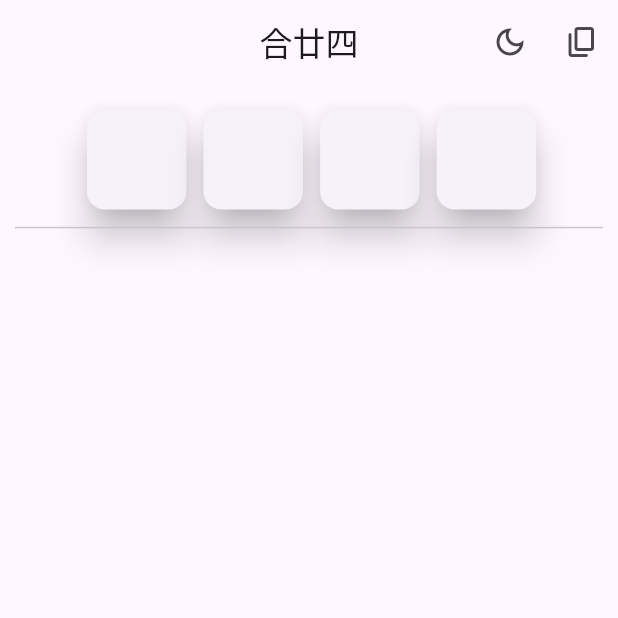
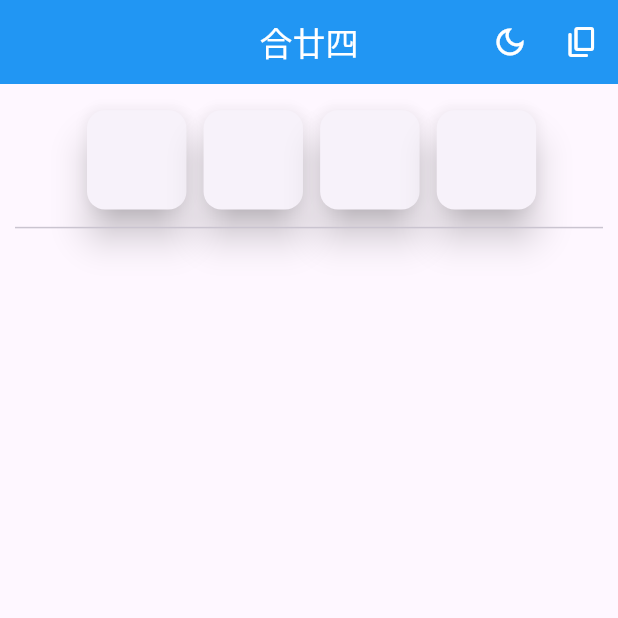
Before and after one commit to jkclee123/combine24, a Flutter app: the screen it shows after launch, on a phone screen of 412 x 824 dp, the top half of it. Run offline on Flutter 3.47's test engine with Material 3 defaults, Android fonts, the phone set to English and light mode, and no system bars; our stand-ins replace equatable, flutter_bloc, keyboard_actions, responsive_grid, tuple; missing offline and left inert: function_tree.

Commit message:
upgrade, web app started

```diff
--- a/lib/app.dart
+++ b/lib/app.dart
@@ -5,7 +5,7 @@ import 'package:flutter_bloc/flutter_bloc.dart';
 import 'package:combine24/theme_cubit.dart';
 
 class App extends StatelessWidget {
-  const App({Key? key}) : super(key: key);
+  const App({super.key});
 
   @override
   Widget build(BuildContext context) {
--- a/lib/main.dart
+++ b/lib/main.dart
@@ -4,8 +4,6 @@ import 'package:flutter_bloc/flutter_bloc.dart';
 import 'package:combine24/app_bloc_observer.dart';
 
 void main() {
-  BlocOverrides.runZoned(
-    () => runApp(const App()),
-    blocObserver: AppBlocObserver(),
-  );
+  Bloc.observer = AppBlocObserver();
+  runApp(const App());
 }
--- a/lib/pages/home/home_page.dart
+++ b/lib/pages/home/home_page.dart
@@ -4,7 +4,7 @@ import 'package:flutter/material.dart';
 import 'package:flutter_bloc/flutter_bloc.dart';
 
 class HomePage extends StatelessWidget {
-  const HomePage({Key? key}) : super(key: key);
+  const HomePage({super.key});
 
   @override
   Widget build(BuildContext context) {
--- a/lib/pages/home/views/formula_keyboard.dart
+++ b/lib/pages/home/views/formula_keyboard.dart
@@ -14,12 +14,12 @@ class FormulaKeyboard extends StatefulWidget
   final List<String> cardList;
   final BuildContext context;
   FormulaKeyboard({
-    Key? key,
+    super.key,
     required this.notifier,
     required this.focusNode,
     required this.cardList,
     required this.context,
-  }) : super(key: key);
+  });
 
   double get preferredHeight {
     double width = MediaQuery.of(context).size.width;
@@ -34,7 +34,7 @@ class FormulaKeyboard extends StatefulWidget
   Size get preferredSize => Size.fromHeight(preferredHeight);
 
   @override
-  _FormulaKeyboardState createState() => _FormulaKeyboardState();
+  State<FormulaKeyboard> createState() => _FormulaKeyboardState();
 }
 
 class _FormulaKeyboardState extends State<FormulaKeyboard> {
--- a/lib/pages/home/views/home_view.dart
+++ b/lib/pages/home/views/home_view.dart
@@ -15,10 +15,10 @@ import 'package:responsive_grid/responsive_grid.dart';
 import 'package:keyboard_actions/keyboard_actions.dart';
 
 class HomeView extends StatefulWidget {
-  const HomeView({Key? key}) : super(key: key);
+  const HomeView({super.key});
 
   @override
-  _HomeViewState createState() => _HomeViewState();
+  State<HomeView> createState() => _HomeViewState();
 }
 
 class _HomeViewState extends State<HomeView> {
@@ -79,9 +79,13 @@ class _HomeViewState extends State<HomeView> {
     // BlocProvider.of<HomeBloc>(context).add(HomeTestEvent());
     return BlocBuilder<HomeBloc, HomeState>(builder: (_, state) {
       return RefreshIndicator(
-        onRefresh: () => Future.delayed(
+        onRefresh: () {
+          final homeBloc = context.read<HomeBloc>();
+          return Future.delayed(
             const Duration(seconds: Const.refreshDelay),
-            () => BlocProvider.of<HomeBloc>(context).add(HomeResetEvent())),
+            () => homeBloc.add(HomeResetEvent()),
+          );
+        },
         child: Scaffold(
           appBar: _buildAppBar(context),
           body: SafeArea(
@@ -258,13 +262,13 @@ class _HomeViewState extends State<HomeView> {
           return Stack(children: list);
         }
       },
+      switchInCurve: Curves.easeInBack,
+      switchOutCurve: Curves.easeInBack.flipped,
       child: solutionMaskList[index]
           ? _buildSolutionCard(context, index)
           : hintMaskList[index]
               ? _buildHintCard(context, index)
               : _buildEmptySolutionCard(context, index),
-      switchInCurve: Curves.easeInBack,
-      switchOutCurve: Curves.easeInBack.flipped,
     );
   }
 
@@ -389,8 +393,8 @@ class _HomeViewState extends State<HomeView> {
             isUnder ? min(rotateAnim.value, pi / 2) : rotateAnim.value;
         return Transform(
           transform: Matrix4.rotationX(value)..setEntry(3, 1, tilt),
+          alignment: Alignment.center,
           child: widget,
-          alignment: Alignment.center,
         );
       },
     );
--- a/lib/theme_cubit.dart
+++ b/lib/theme_cubit.dart
@@ -3,12 +3,17 @@ import 'package:flutter_bloc/flutter_bloc.dart';
 
 class ThemeCubit extends Cubit<ThemeData> {
   ThemeCubit()
-      : super(WidgetsBinding.instance!.platformDispatcher.platformBrightness ==
+      : super(WidgetsBinding.instance.platformDispatcher.platformBrightness ==
                 Brightness.light
             ? _lightTheme
             : _darkTheme);
 
-  static final _lightTheme = ThemeData.light().copyWith();
+  static final _lightTheme = ThemeData.light().copyWith(
+    appBarTheme: const AppBarTheme().copyWith(
+      backgroundColor: Colors.blue,
+      foregroundColor: Colors.white,
+    ),
+  );
 
   static final _darkTheme = ThemeData.dark().copyWith(
     appBarTheme: const AppBarTheme().copyWith(
--- /dev/null
+++ b/package.json
@@ -0,0 +1,5 @@
+{
+    "engines": {
+      "node": "22.x"
+    }
+  }
```
Also changed, not shown: pubspec.yaml (+11 -21 lines), pubspec.lock, 1 other file.
